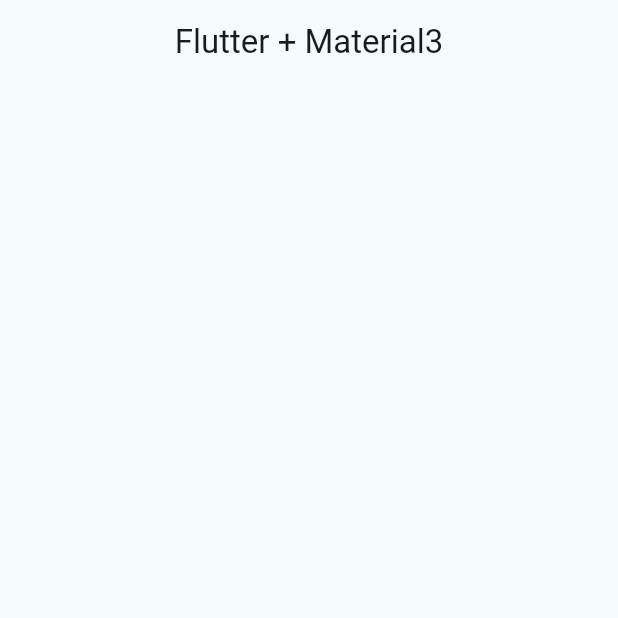
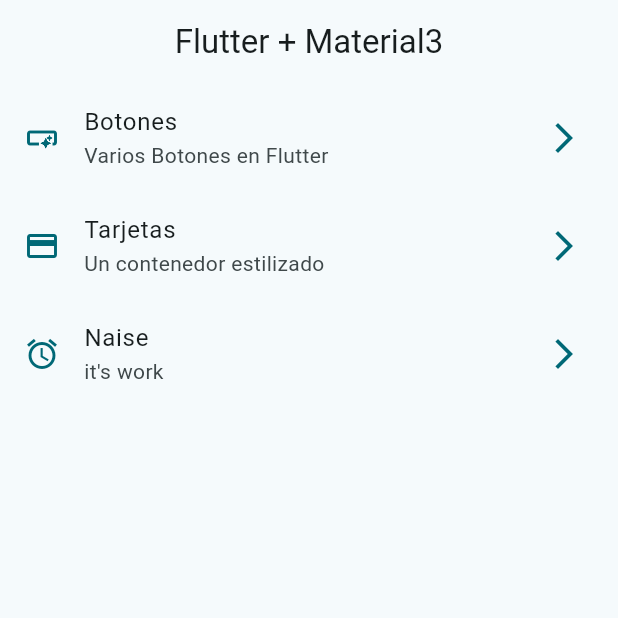
Before and after one commit to JAMM0118/widgets_app, a Flutter app: the screen it shows after launch, on a phone screen of 412 x 824 dp, the top half of it. Run offline on Flutter 3.47's test engine with Material 2 defaults, Android fonts, the phone set to English and light mode, and no system bars.

Commit message:
homeScreen implementado

```diff
--- a/lib/config/menu/menu_items.dart
+++ b/lib/config/menu/menu_items.dart
@@ -35,7 +35,7 @@ const appMenuItems = <MenuItem>[
     title: "Naise",
     subTitle: "it's work",
     link: "/nice",
-    icon: Icons.pallet
+    icon: Icons.access_alarm_sharp
     ),
 
 ];
--- a/lib/config/theme/app_theme.dart
+++ b/lib/config/theme/app_theme.dart
@@ -26,6 +26,6 @@ class AppTheme{
   ThemeData getTheme() => ThemeData(
     useMaterial3: true,
     colorSchemeSeed: colorList[selectedColor], // se da el color del tema de la app
-    appBarTheme: const AppBarTheme(centerTitle: true),
+    appBarTheme: const AppBarTheme(centerTitle: true), //se centraliza el titulo del appbar
   );
 }
--- a/lib/main.dart
+++ b/lib/main.dart
@@ -14,14 +14,15 @@ class MainApp extends StatelessWidget {
     return MaterialApp(
       debugShowCheckedModeBanner: false,
       theme: AppTheme(selectedColor: 8).getTheme(),
-      home: const HomeScreen()
+      home: const HomeScreen(),
+
 
       /*Scaffold(
         body: Center(
           child: FilledButton(onPressed: (){}, child: Text("Hola mundo")),
           // se da el color del tema de la app en este caso al button
         ),
-      )*/,
+      )*/
     );
   }
 }
--- a/lib/presetation/screens/home/home_screen.dart
+++ b/lib/presetation/screens/home/home_screen.dart
@@ -1,4 +1,5 @@
 import 'package:flutter/material.dart';
+import 'package:widgets_app/config/menu/menu_items.dart';
 
 class HomeScreen extends StatelessWidget {
   const HomeScreen({super.key});
@@ -9,6 +10,51 @@ class HomeScreen extends StatelessWidget {
       appBar: AppBar(
         title: const Text("Flutter + Material3"),
       ),
+      body: const _HomeView(),
+
     );
   }
 }
+
+class _HomeView extends StatelessWidget {
+  const _HomeView();
+
+  @override
+  Widget build(BuildContext context) {
+    return ListView.builder(
+      physics: const BouncingScrollPhysics(),
+      itemCount: appMenuItems.length, //cantidad de items
+
+      itemBuilder: (context, index){
+        final menuItem = appMenuItems[index]; //se obtiene el item
+
+        return _CustomListTile(menuItem: menuItem);
+      },
+    ); //builder significa que va hacer en tiempo de construccion
+  }
+}
+
+class _CustomListTile extends StatelessWidget {
+  const _CustomListTile({
+    required this.menuItem,
+  });
+
+  final MenuItem menuItem;
+
+
+  @override
+  Widget build(BuildContext context) {
+
+    final colors = Theme.of(context).colorScheme; //se obtiene el color del tema de la app
+
+    return ListTile( //se crea el item
+      leading:  Icon(menuItem.icon, color: colors.primary),
+      trailing: Icon(Icons.arrow_forward_ios_outlined, color: colors.primary),
+      title: Text(menuItem.title),
+      subtitle: Text(menuItem.subTitle),
+      onTap: () {
+        //TODO: Navegar a otra pantalla
+      },
+    );
+  }
+}
```
